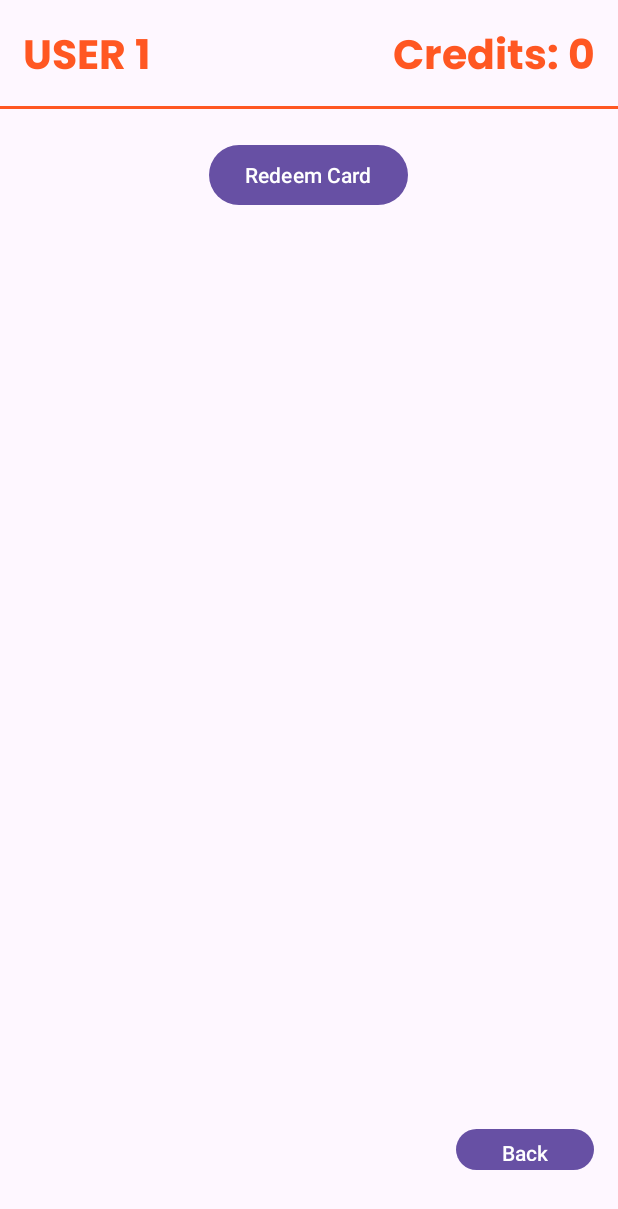
After one commit to SkanderChekir/TaskChange, an Android app built with Jetpack Compose: the UserCreditsActivity screen opened directly, with no data from a screen before it, on a phone screen of 412 x 824 dp. The commit adds this screen. Shown: the top 1209 px of the screen. Run offline under Robolectric (Android 15) with nearby library versions, the phone set to English and light mode, and no system bars.

Commit message:
added Card redeeming

```diff
--- a/app/src/main/java/com/example/prepaidcards/Dao/CardDao.java
+++ b/app/src/main/java/com/example/prepaidcards/Dao/CardDao.java
@@ -27,4 +27,9 @@ public interface CardDao {
 
     @Query("SELECT * FROM Card WHERE id = :id")
     Card getCardById(int id);
+
+    @Query("SELECT * FROM card WHERE description = :description LIMIT 1")
+    Card getCardByDescription(String description);
+
+
 }
--- /dev/null
+++ b/app/src/main/java/com/example/prepaidcards/UserCreditsActivity.java
@@ -0,0 +1,117 @@
+package com.example.prepaidcards;
+
+import android.content.Intent;
+import android.os.Bundle;
+import android.view.View;
+import android.widget.Button;
+import android.widget.TextView;
+import android.widget.Toast;
+import androidx.appcompat.app.AlertDialog;
+import androidx.appcompat.app.AppCompatActivity;
+import com.example.prepaidcards.Database.CardDatabase;
+import com.example.prepaidcards.Entity.Card;
+
+import java.util.concurrent.Executor;
+import java.util.concurrent.Executors;
+
+public class UserCreditsActivity extends AppCompatActivity {
+
+    private TextView creditsTextView;
+    private int currentCredits = 0;
+
+    // Executor to perform database operations on a background thread
+    private Executor executor = Executors.newSingleThreadExecutor();
+
+    @Override
+    protected void onCreate(Bundle savedInstanceState) {
+        super.onCreate(savedInstanceState);
+        setContentView(R.layout.activity_user_credits);
+
+        creditsTextView = findViewById(R.id.creditsTextView);
+        Button redeemButton = findViewById(R.id.redeemButton);
+        Button goToBackOfficeButton = findViewById(R.id.BackOfficeButton);
+
+        redeemButton.setOnClickListener(new View.OnClickListener() {
+            @Override
+            public void onClick(View v) {
+                openRedeemDialog();
+            }
+        });
+
+        // Set click listener for the Back Office button
+        goToBackOfficeButton.setOnClickListener(new View.OnClickListener() {
+            @Override
+            public void onClick(View v) {
+                // Explicit intent to go to BackOfficeActivity
+                Intent intent = new Intent(UserCreditsActivity.this, Home.class);
+                startActivity(intent);
+            }
+        });
+    }
+
+    private void openRedeemDialog() {
+        AlertDialog.Builder builder = new AlertDialog.Builder(this);
+        builder.setTitle("Redeem Card");
+
+        final View customLayout = getLayoutInflater().inflate(R.layout.dialog_redeem_card, null);
+        builder.setView(customLayout);
+
+        builder.setPositiveButton("Submit", (dialog, which) -> {
+            TextView codeInput = customLayout.findViewById(R.id.codeInput);
+            String code = codeInput.getText().toString().trim();
+            redeemCard(code);
+        });
+        builder.setNegativeButton("Cancel", (dialog, which) -> dialog.dismiss());
+
+        AlertDialog dialog = builder.create();
+        dialog.show();
+    }
+
+    private void redeemCard(String code) {
+        // Perform the database query on a background thread using Executor
+        executor.execute(new Runnable() {
+            @Override
+            public void run() {
+                // Query the database for the card by description (code)
+                Card card = CardDatabase.getInstance(UserCreditsActivity.this).cardDao().getCardByDescription(code);
+
+                if (card != null) {
+                    // Check if the card is already redeemed
+                    if (!card.isRedeemed()) {
+                        // Add credits and mark the card as redeemed
+                        currentCredits += Integer.parseInt(card.getAmount());
+                        card.setRedeemed(true);
+
+                        // Update the card in the database
+                        CardDatabase.getInstance(UserCreditsActivity.this).cardDao().update(card);
+
+                        // Update the UI with the new credits and success message
+                        runOnUiThread(new Runnable() {
+                            @Override
+                            public void run() {
+                                creditsTextView.setText("Credits: " + currentCredits);
+                                Toast.makeText(UserCreditsActivity.this, "Card redeemed successfully!", Toast.LENGTH_SHORT).show();
+                            }
+                        });
+                    } else {
+                        // Show error if the card is already redeemed
+                        runOnUiThread(new Runnable() {
+                            @Override
+                            public void run() {
+                                Toast.makeText(UserCreditsActivity.this, "Card has already been redeemed.", Toast.LENGTH_SHORT).show();
+                            }
+                        });
+                    }
+                } else {
+                    // Show error if the card is invalid (not found in the database)
+                    runOnUiThread(new Runnable() {
+                        @Override
+                        public void run() {
+                            Toast.makeText(UserCreditsActivity.this, "Invalid code.", Toast.LENGTH_SHORT).show();
+                        }
+                    });
+                }
+            }
+        });
+    }
+}
--- /dev/null
+++ b/app/src/main/res/layout/activity_user_credits.xml
@@ -0,0 +1,67 @@
+<?xml version="1.0" encoding="utf-8"?>
+<RelativeLayout
+    xmlns:android="http://schemas.android.com/apk/res/android"
+    android:layout_width="match_parent"
+    android:layout_height="match_parent">
+
+    <!-- TextView for the title -->
+    <TextView
+        android:id="@+id/userTextView"
+        android:layout_width="wrap_content"
+        android:layout_height="wrap_content"
+        android:layout_marginStart="15dp"
+        android:layout_marginTop="15dp"
+        android:fontFamily="@font/poppins_bold"
+        android:text="USER 1"
+        android:textColor="#FF5722"
+        android:textSize="27sp" />
+
+    <!-- TextView for credits display -->
+    <TextView
+        android:id="@+id/creditsTextView"
+        android:layout_width="wrap_content"
+        android:layout_height="wrap_content"
+        android:layout_alignParentEnd="true"
+        android:layout_marginTop="15dp"
+        android:layout_marginEnd="15dp"
+        android:fontFamily="@font/poppins_bold"
+        android:text="Credits: 0"
+        android:textColor="#FF5722"
+        android:textSize="27sp" />
+
+    <!-- View acting as a separator -->
+    <View
+        android:id="@+id/separatorView"
+        android:layout_width="match_parent"
+        android:layout_height="2dp"
+        android:layout_marginTop="8dp"
+        android:layout_below="@id/userTextView"
+        android:background="#FF5722" />
+
+    <!-- Button to open redeem form -->
+    <Button
+        android:id="@+id/redeemButton"
+        android:layout_width="wrap_content"
+        android:layout_height="wrap_content"
+        android:layout_below="@id/separatorView"
+        android:layout_centerHorizontal="true"
+        android:layout_marginTop="20dp"
+        android:text="Redeem Card" />
+
+
+    <Button
+        android:id="@+id/BackOfficeButton"
+        android:layout_width="92dp"
+        android:layout_height="35dp"
+        android:layout_alignParentEnd="true"
+        android:layout_alignParentBottom="true"
+        android:layout_marginStart="16dp"
+        android:layout_marginLeft="16dp"
+        android:layout_marginTop="16dp"
+        android:layout_marginEnd="16dp"
+        android:layout_marginRight="16dp"
+        android:layout_marginBottom="40dp"
+        android:text="Back" />
+
+
+</RelativeLayout>
```
Also changed, not shown: app/src/main/AndroidManifest.xml (+9 -2 lines), app/src/main/java/com/example/prepaidcards/Database/CardDatabase.java (+14 -1 lines), app/src/main/java/com/example/prepaidcards/Entity/Card.java (+16 -0 lines), app/src/main/java/com/example/prepaidcards/Home.java (+16 -7 lines), app/src/main/res/layout/dialog_redeem_card.xml (added, +13 -0 lines), app/src/main/res/layout/fragment_home.xml (+10 -0 lines).
